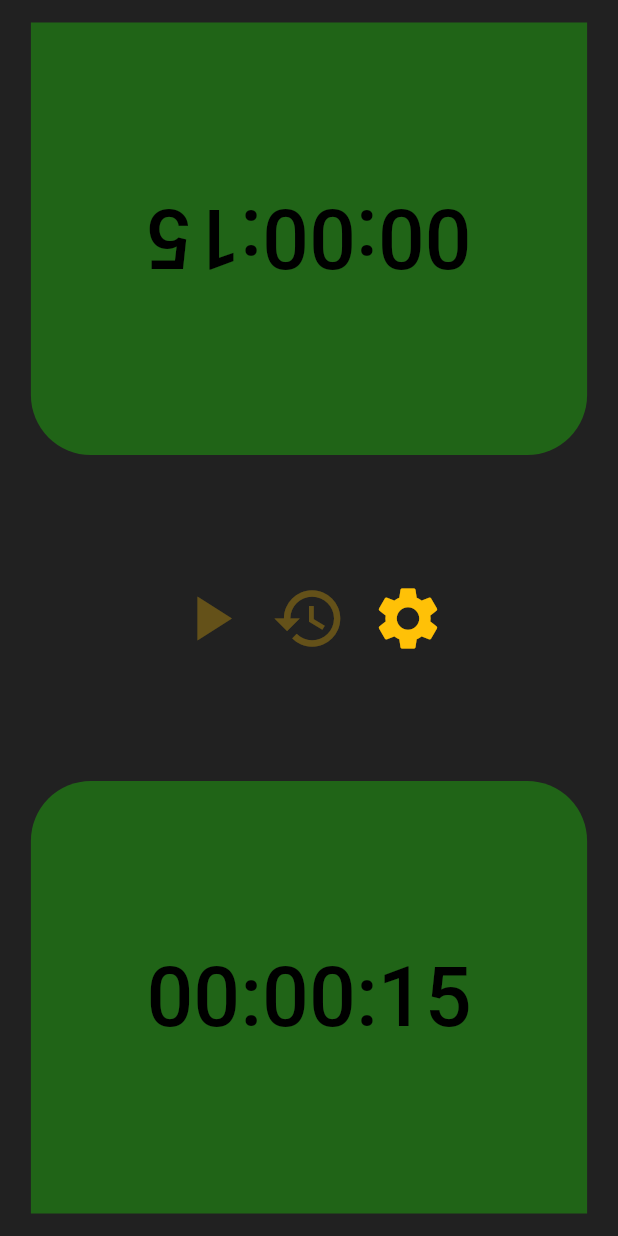
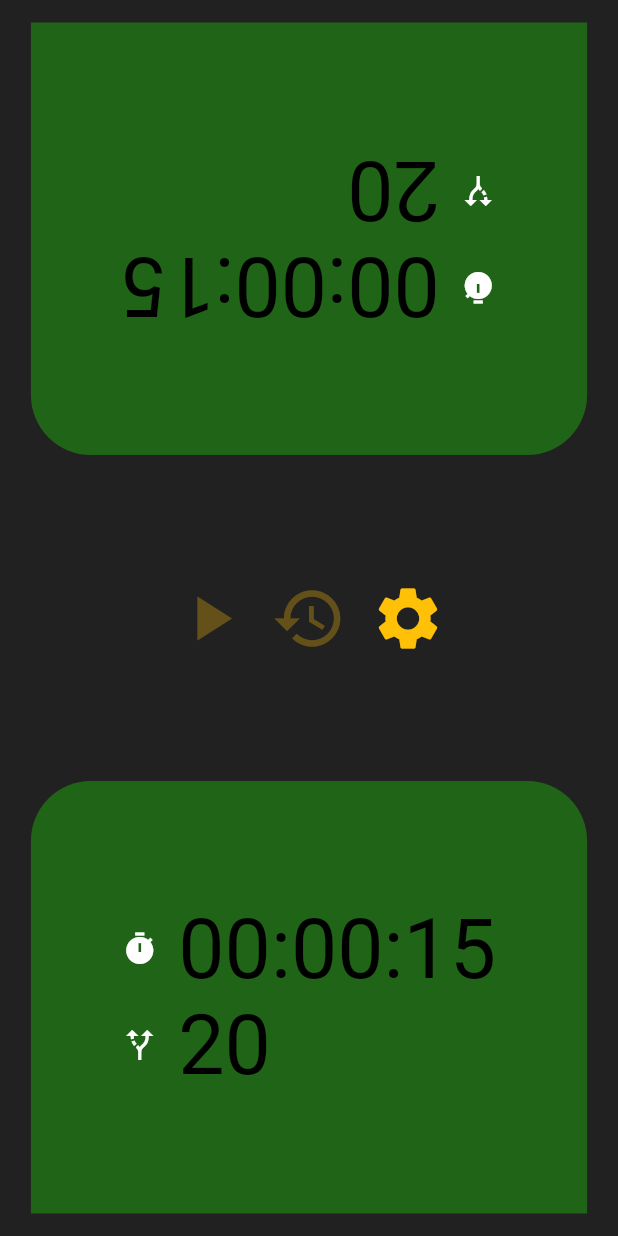
Before and after one commit to Washbear10/ChessApp, a Flutter app: the screen it shows after launch, on a phone screen of 412 x 824 dp. Run offline on Flutter 3.47's test engine with Material 2 defaults, Android fonts, the phone set to English and light mode, and no system bars; our stand-ins replace audioplayers, vibration, wakelock; missing offline and left inert: rainbow_color.

Commit message:
Render Moves/Times display according to Gamemode, made Game comparable and added more Color logic for iconbuttons

```diff
--- a/lib/game_setting.dart
+++ b/lib/game_setting.dart
@@ -1,6 +1,4 @@
 import 'package:quiver/core.dart';
-
-
 
 class Game {
 
--- a/lib/icon_button_widgets.dart
+++ b/lib/icon_button_widgets.dart
@@ -3,7 +3,6 @@ import 'package:flutter_app/settings_screen.dart';
 import 'package:provider/provider.dart';
 import 'package:flutter_app/model.dart';
 import 'package:flutter/material.dart';
-
 import 'game_setting.dart';
 
 
--- a/lib/time_button.dart
+++ b/lib/time_button.dart
@@ -7,6 +7,7 @@ import 'package:rainbow_color/rainbow_color.dart';
 import 'package:provider/provider.dart';
 import 'model.dart';
 import 'sounds.dart';
+
 
 class TimeButton extends StatefulWidget {
   @override
@@ -39,7 +40,8 @@ class _TimeButtonState extends State<TimeButton> {
   void handleMoves(){
     setState(() {
       remainingMoves--;
-      currentColor = calculateColor(widget.game.maxMoves, remainingMoves);
+      // if game has no time limit, only move limit, then set color according to moves. Else the timer will handle it.
+      if (widget.game.duration == null) currentColor = calculateColor(widget.game.maxMoves, remainingMoves);
     });
   }
 
@@ -52,6 +54,13 @@ class _TimeButtonState extends State<TimeButton> {
     });
   }
 
+  // Might be needed later, but for now just use black and white. Seems to be overkill otherwise
+  Color getComplementaryColor(){
+    int complementaryRed = 255 - currentColor.red;
+    int complementaryGreen = 255 - currentColor.green;
+    int complementaryBlue = 255 - currentColor.blue;
+    return Color.fromRGBO(complementaryRed, complementaryGreen, complementaryBlue, 1);
+  }
 
 
   @override
@@ -109,9 +118,11 @@ class _TimeButtonState extends State<TimeButton> {
           overlayColor: MaterialStateProperty.all(Colors.transparent),
           enableFeedback: true,
         ),
-        child: Text(
-          remainingDuration != null ? remainingTime : remainingMoves.toString(),
-          style: (timeStyle),
+        child: TimeAndMoves(
+          remainingDuration: remainingDuration,
+          remainingTime: remainingTime,
+          remainingMoves: remainingMoves,
+          iconColor: run ? Colors.black : Colors.white,
         ),
         onPressed: () {
           if(run) {
@@ -151,6 +162,71 @@ class _TimeButtonState extends State<TimeButton> {
 
 
 
+//Widget for Displaying Icons and Text for Time and/or Moves Left
+class TimeAndMoves extends StatelessWidget {
+  const TimeAndMoves({
+    Key key,
+    @required this.remainingMoves, this.iconColor, this.remainingTime, this.remainingDuration,
+  }) : super(key: key);
+
+  final Duration remainingDuration;
+  final String remainingTime;
+  final int remainingMoves;
+  final Color iconColor;
+
+  @override
+  Widget build(BuildContext context) {
+    if (remainingDuration != null && remainingMoves != null) {
+      return RichText(
+          text: TextSpan(
+              style: timeStyle,
+              children: [
+                WidgetSpan(child: Icon(Icons.timer, color: iconColor,),
+                    alignment: PlaceholderAlignment.middle),
+                TextSpan(text: " $remainingTime\n"),
+                WidgetSpan(child: Icon(Icons.alt_route, color: iconColor,),
+                    alignment: PlaceholderAlignment.middle),
+                TextSpan(text: " ${remainingMoves.toString()}"),
+              ]
+          )
+      );
+    }
+    else if (remainingDuration != null && remainingMoves == null){
+      return RichText(
+          text: TextSpan(
+              style: timeStyle,
+              children: [
+                WidgetSpan(
+                    child: Icon(Icons.timer, color: iconColor,),
+                    alignment: PlaceholderAlignment.middle
+                ),
+                TextSpan(text: " $remainingTime")
+              ]
+          )
+      );
+    }
+    else if (remainingDuration == null && remainingMoves != null){
+      return RichText(
+          text: TextSpan(
+              style: timeStyle,
+              children: [
+                WidgetSpan(child: Icon(Icons.alt_route, color: iconColor,),
+                    alignment: PlaceholderAlignment.middle),
+                TextSpan(text: " ${remainingMoves.toString()}"),
+              ]
+          )
+      );
+    }
+  }
+
+}
+
+
+
+
+
+
+
 
 
 
@@ -171,7 +247,6 @@ Color calculateColor (int max, int current) {
         Color(0xff1fff00),
         Color(0xffd0ff00),
         Color(0xffffdd00),
-        Color(0xffff5100),
         Color(0xffec0000)
       ],
       rangeStart: 1.0,
```
